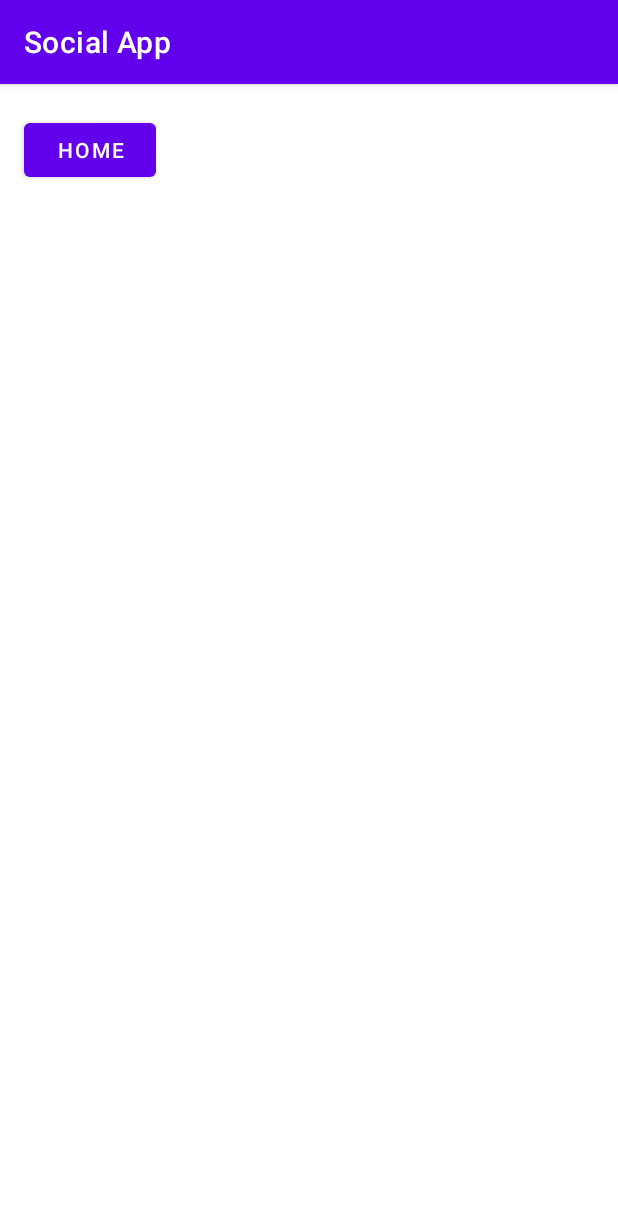
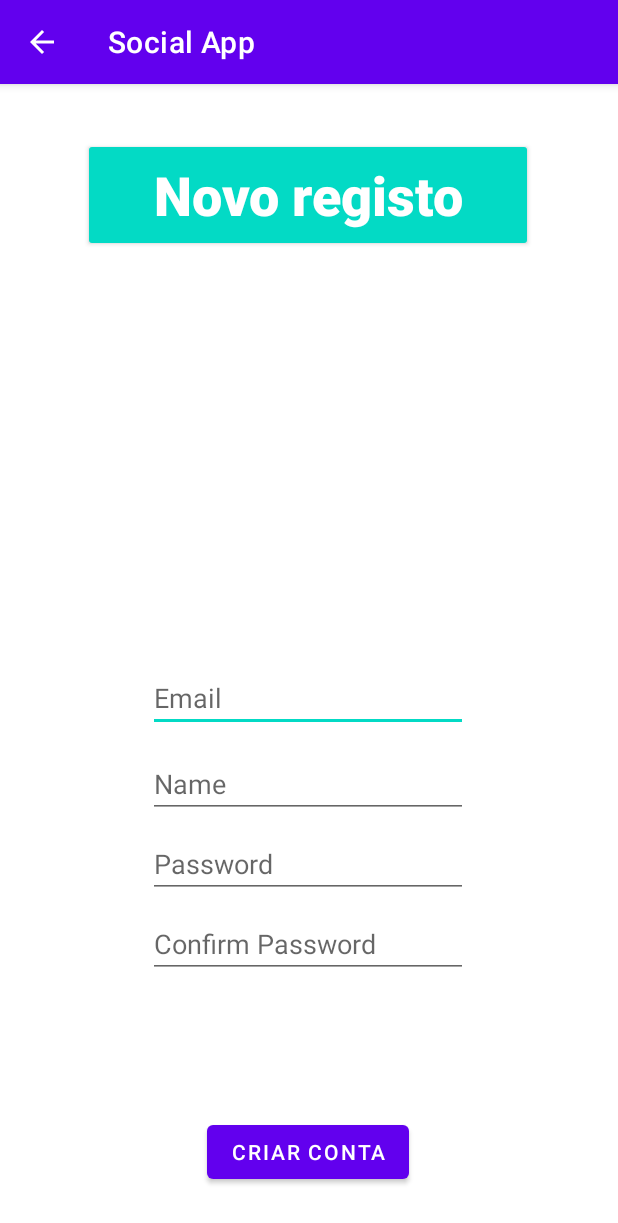
Before and after one commit to pauloarauj0/SocialApp_PDM, an Android app: the CriarLogin screen opened directly, with no data from a screen before it, on a phone screen of 412 x 824 dp. Shown: the top 1223 px of the screen. Run offline under Robolectric (Android 15) with nearby library versions, the phone set to English and light mode, and no system bars.

Commit message:
Login Settings

```diff
--- a/SocialApp/app/src/main/java/com/example/socialapp/CriarLogin.java
+++ b/SocialApp/app/src/main/java/com/example/socialapp/CriarLogin.java
@@ -3,23 +3,61 @@ package com.example.socialapp;
 import androidx.appcompat.app.AppCompatActivity;
 
 import android.os.Bundle;
+import android.util.Log;
 import android.view.View;
 import android.widget.Button;
+import android.widget.EditText;
+import android.widget.Toast;
 
 public class CriarLogin extends AppCompatActivity {
-    private Button home_button;
+    private EditText loginField, passField, confirmField,emailField;
+
+
     @Override
     protected void onCreate(Bundle savedInstanceState) {
         super.onCreate(savedInstanceState);
         setContentView(R.layout.activity_criar_login);
 
-        home_button = findViewById(R.id.home_button);
+        Button create_login = findViewById(R.id.reg_create);
+        loginField = findViewById(R.id.reg_name);
+        passField = findViewById(R.id.reg_password);
+        confirmField = findViewById(R.id.reg_confirm);
+        emailField = findViewById(R.id.reg_email);
 
-        home_button.setOnClickListener(new View.OnClickListener() {
+        create_login.setOnClickListener(new View.OnClickListener() {
+
+            //submeter o login
             @Override
             public void onClick(View v) {
-                finish();
+                String name = loginField.getText().toString();
+                String pass = passField.getText().toString();
+                String confirm_pass = confirmField.getText().toString();
+                String email = emailField.getText().toString();
+
+
+                if(name.isEmpty() || pass.isEmpty() || confirm_pass.isEmpty() || email.isEmpty()){
+                    Toast.makeText(CriarLogin.this, "Um dos campos não foi preenchido", Toast.LENGTH_SHORT).show();
+                    Log.v("INFO: ", "Parametros vazios" );
+
+                }
+                else if(!(pass.equals(confirm_pass))){
+                    Toast.makeText(CriarLogin.this, "As senhas não coincidem ", Toast.LENGTH_SHORT).show();
+                    Log.v("INFO: ", "senhas diferentes" + "Senha1: "+pass + " Senha2 "+ confirm_pass);
+
+                }
+                else{
+                    //criar a conta
+                    Toast.makeText(CriarLogin.this, "Login criado com sucesso ", Toast.LENGTH_SHORT).show();
+                    Log.v("INFO: ", "Conta criada :\n " );
+
+                    finish();
+                }
             }
         });
+
+    }
+    @Override
+    public void onBackPressed(){
+        finish();
     }
 }
--- a/SocialApp/app/src/main/res/layout/activity_criar_login.xml
+++ b/SocialApp/app/src/main/res/layout/activity_criar_login.xml
@@ -7,15 +7,86 @@
     tools:context=".CriarLogin">
 
     <Button
-        android:id="@+id/home_button"
+        android:id="@+id/reg_create"
         android:layout_width="wrap_content"
         android:layout_height="wrap_content"
-        android:text="@string/home"
+        android:layout_marginBottom="32dp"
+        android:text="@string/criar_conta"
         app:layout_constraintBottom_toBottomOf="parent"
         app:layout_constraintEnd_toEndOf="parent"
-        app:layout_constraintHorizontal_bias="0.049"
+        app:layout_constraintHorizontal_bias="0.498"
+        app:layout_constraintStart_toStartOf="parent" />
+
+    <TextView
+        android:id="@+id/textView"
+        style="@style/Widget.AppCompat.Button.Colored"
+        android:layout_width="300dp"
+        android:layout_height="76dp"
+        android:layout_marginTop="36dp"
+        android:text="@string/novo_registo"
+        android:textAllCaps="false"
+        android:textColor="#FFFFFF"
+        android:textSize="36sp"
+        android:textStyle="bold"
+        app:layout_constraintEnd_toEndOf="parent"
+        app:layout_constraintHorizontal_bias="0.495"
         app:layout_constraintStart_toStartOf="parent"
-        app:layout_constraintTop_toTopOf="parent"
-        app:layout_constraintVertical_bias="0.028" />
+        app:layout_constraintTop_toTopOf="parent" />
+
+    <EditText
+        android:id="@+id/reg_email"
+        android:layout_width="wrap_content"
+        android:layout_height="wrap_content"
+        android:layout_marginBottom="12dp"
+        android:ems="10"
+        android:hint="@string/email"
+        android:inputType="textEmailAddress"
+        app:layout_constraintBottom_toTopOf="@+id/reg_name"
+        app:layout_constraintEnd_toEndOf="parent"
+        app:layout_constraintHorizontal_bias="0.497"
+        app:layout_constraintStart_toStartOf="parent"
+        android:importantForAutofill="no" />
+
+    <EditText
+        android:id="@+id/reg_name"
+        android:layout_width="wrap_content"
+        android:layout_height="wrap_content"
+        android:layout_marginBottom="8dp"
+        android:ems="10"
+        android:hint="@string/name"
+        android:inputType="textPersonName"
+        app:layout_constraintBottom_toTopOf="@+id/reg_password"
+        app:layout_constraintEnd_toEndOf="parent"
+        app:layout_constraintHorizontal_bias="0.497"
+        app:layout_constraintStart_toStartOf="parent"
+        android:importantForAutofill="no" />
+
+    <EditText
+        android:id="@+id/reg_confirm"
+        android:layout_width="wrap_content"
+        android:layout_height="wrap_content"
+        android:layout_marginBottom="92dp"
+        android:ems="10"
+        android:hint="@string/confirm_password"
+        android:inputType="textPassword"
+        app:layout_constraintBottom_toTopOf="@+id/reg_create"
+        app:layout_constraintEnd_toEndOf="parent"
+        app:layout_constraintHorizontal_bias="0.497"
+        app:layout_constraintStart_toStartOf="parent"
+        android:importantForAutofill="no" />
+
+    <EditText
+        android:id="@+id/reg_password"
+        android:layout_width="wrap_content"
+        android:layout_height="wrap_content"
+        android:layout_marginBottom="8dp"
+        android:ems="10"
+        android:hint="@string/password"
+        android:inputType="textPassword"
+        app:layout_constraintBottom_toTopOf="@+id/reg_confirm"
+        app:layout_constraintEnd_toEndOf="parent"
+        app:layout_constraintHorizontal_bias="0.497"
+        app:layout_constraintStart_toStartOf="parent"
+        android:importantForAutofill="no" />
 
 </androidx.constraintlayout.widget.ConstraintLayout>
--- a/SocialApp/app/src/main/res/values/strings.xml
+++ b/SocialApp/app/src/main/res/values/strings.xml
@@ -6,4 +6,14 @@
     <string name="name">Name</string>
     <string name="sign_in">Sign In</string>
     <string name="home">Home</string>
+    <string name="clique_aqui_para_criar_uma_conta">Clique aqui para criar uma conta</string>
+    <string name="criar_conta">Criar conta</string>
+    <string name="novo_registo">Novo registo</string>
+    <string name="email">Email</string>
+    <string name="confirm_password">Confirm Password</string>
+    <string name="bem_vindo">Bem Vindo</string>
+    <string name="settings">Settings</string>
+    <string name="chat">Chat</string>
+    <string name="home_image">Home Image</string>
+
 </resources>
```
Also changed, not shown: SocialApp/app/src/main/AndroidManifest.xml (+9 -1 lines), SocialApp/app/src/main/java/com/example/socialapp/HomePage.java (added, +45 -0 lines), SocialApp/app/src/main/java/com/example/socialapp/MainActivity.java (+16 -3 lines), SocialApp/app/src/main/res/layout/activity_home_page.xml (added, +66 -0 lines), SocialApp/app/src/main/res/layout/activity_main.xml (+14 -1 lines), SocialApp/app/src/main/res/drawable/_27_5274026_high_resolution_mocking_spongebob_spongebob_mocking_meme_png.png (added), SocialApp/app/src/main/res/drawable/spongebob_home.jpg (added), 3 other files.
